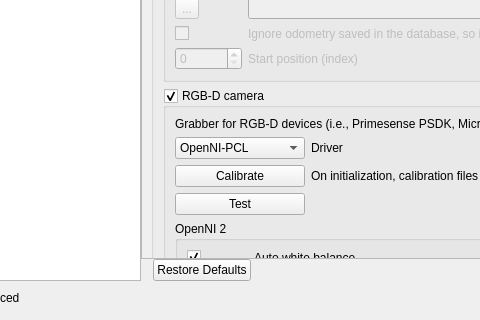
The window that guilib/src/ui/preferencesDialog.ui (introlab/rtabmap) describes before a commit, drawn with Qt 5; both pictures show x 126 to 606 and y 396 to 716 of the 1035 by 716 pixel window.
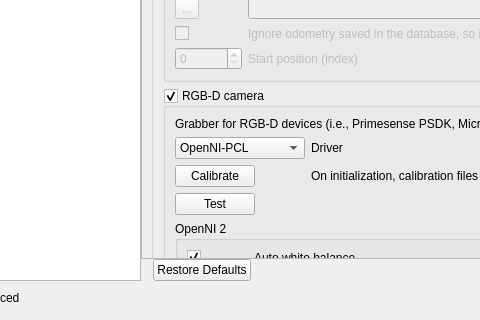
The same window after the commit. Icons and pictures are not drawn. Custom widgets are drawn as their Qt base class.

The edit to the form file:
```diff
--- a/guilib/src/ui/preferencesDialog.ui
+++ b/guilib/src/ui/preferencesDialog.ui
@@ -63,7 +63,7 @@
           <property name="geometry">
            <rect>
             <x>0</x>
-            <y>0</y>
+            <y>-354</y>
             <width>737</width>
             <height>982</height>
            </rect>
@@ -1732,6 +1732,12 @@
                          </item>
                          <item row="1" column="1">
                           <widget class="QPushButton" name="pushButton_calibrate">
+                           <property name="sizePolicy">
+                            <sizepolicy hsizetype="Fixed" vsizetype="Fixed">
+                             <horstretch>0</horstretch>
+                             <verstretch>0</verstretch>
+                            </sizepolicy>
+                           </property>
                            <property name="text">
                             <string>Calibrate</string>
                            </property>
@@ -1749,6 +1755,12 @@
                          </item>
                          <item row="2" column="1">
                           <widget class="QPushButton" name="pushButton_test_rgbd_camera">
+                           <property name="sizePolicy">
+                            <sizepolicy hsizetype="Fixed" vsizetype="Fixed">
+                             <horstretch>0</horstretch>
+                             <verstretch>0</verstretch>
+                            </sizepolicy>
+                           </property>
                            <property name="text">
                             <string>Test</string>
                            </property>
```
